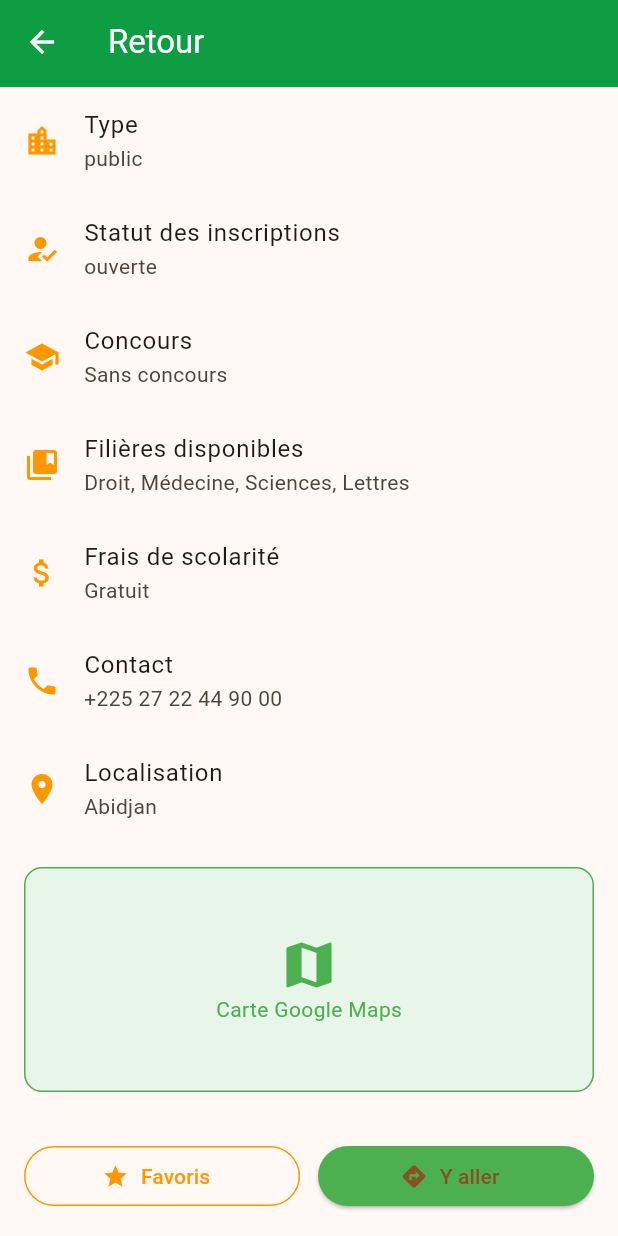
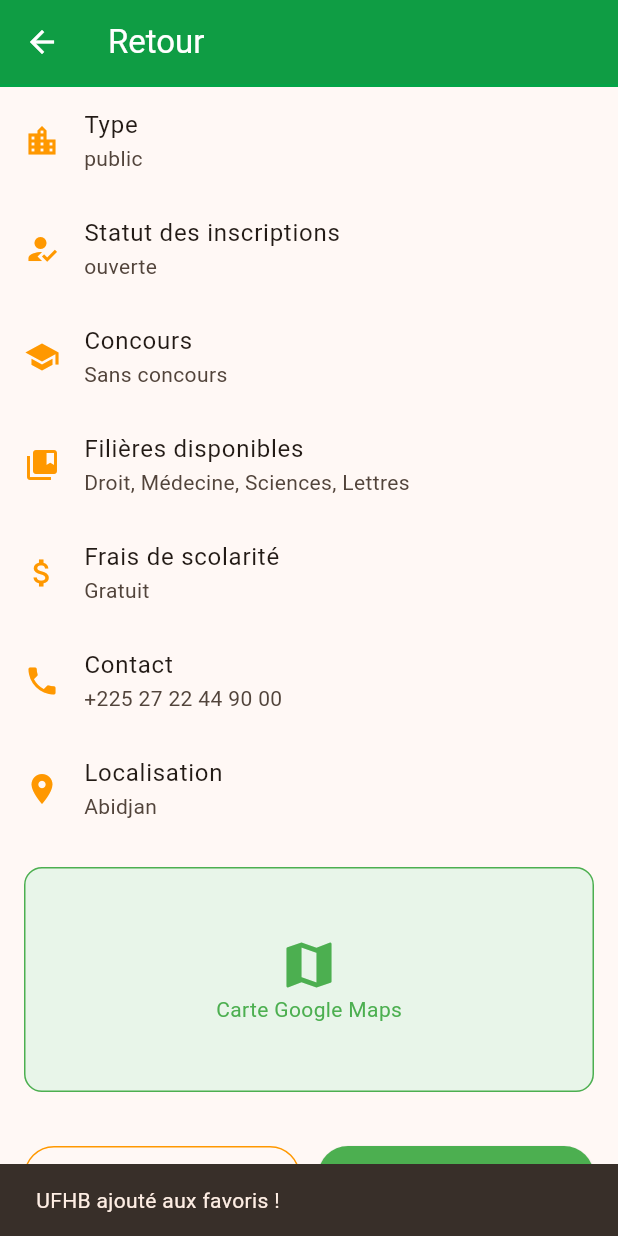
Before and after one commit to itsketii/sov_ci, a Flutter app: the FicheEtablissement screen opened directly with sample values from the repository, scrolled down 112 dp, after a tap on "Favoris", on a phone screen of 412 x 824 dp. Run offline on Flutter 3.47's test engine with Material 3 defaults, Android fonts, the phone set to English and light mode, and no system bars; our stand-ins replace sqflite; accounts and stored records are empty.

```diff
--- /dev/null
+++ b/devtools_options.yaml
@@ -0,0 +1,3 @@
+description: This file stores settings for Dart & Flutter DevTools.
+documentation: https://docs.flutter.dev/tools/devtools/extensions#configure-extension-enablement-states
+extensions:
--- a/lib/main.dart
+++ b/lib/main.dart
@@ -8,6 +8,9 @@ import 'views/page_09/page_09_view.dart';
 import 'views/page_10/page_10_view.dart';
 import 'views/page_11/page_11_view.dart';
 import 'views/page_12/page_12_view.dart';
+import 'screens/acceuil.dart';
+
+
 
 void main() {
   runApp(
@@ -35,7 +38,7 @@ class MyApp extends StatelessWidget {
         colorScheme: ColorScheme.fromSeed(seedColor: const Color(0xFFE67E22)),
         useMaterial3: true,
       ),
-      home: const Page09View(),
+      home: const Acceuil(),
     );
   }
 }
--- a/lib/screens/annuaire.dart
+++ b/lib/screens/annuaire.dart
@@ -37,6 +37,12 @@ class _AnnuaireState extends State<Annuaire> {
       return true;
     }).toList();
     return Scaffold(
+      appBar: AppBar(
+        backgroundColor: const Color(0xFFF88500),
+        foregroundColor: Colors.white,
+        elevation: 0,
+        title: const Text("Annuaire"),
+      ),
       body: Column(
         children: [
           Container(
--- a/lib/screens/fiche_etablissement.dart
+++ b/lib/screens/fiche_etablissement.dart
@@ -1,5 +1,10 @@
 import 'package:flutter/material.dart';
+import 'package:url_launcher/url_launcher.dart';
 import '../models/etablissement.dart';
+import '../services/database_service.dart';
+import '../models/orientation_models.dart';
+
+
 
 class FicheEtablissement extends StatelessWidget {
   final Etablissement etablissement;
@@ -46,9 +51,47 @@ class FicheEtablissement extends StatelessWidget {
               padding: const EdgeInsets.all(16),
               child: Row(
                 children: [
-                  Expanded(child: OutlinedButton.icon(onPressed: () {}, icon: const Icon(Icons.star, color: Colors.orange), label: const Text("Favoris", style: TextStyle(color: Colors.orange)), style: OutlinedButton.styleFrom(side: const BorderSide(color: Colors.orange)))),
+                  Expanded(child:
+                  OutlinedButton.icon(
+                      onPressed: () async {
+                        final dbService = DatabaseService();
+                        final messenger = ScaffoldMessenger.of(context);
+                        await dbService.addFavorite(
+                          Establishment(
+                            id: etablissement.nom,
+                            name: etablissement.nom,
+                            type: etablissement.type.name,
+                            location: etablissement.ville,
+                            fees: etablissement.fraisScolarite,
+                            field: etablissement.filieres,
+                            totalFields: 1,
+                            reputation: 4,
+                            insertionRate: "N/A",
+                          ),
+                        );
+                        messenger.showSnackBar(
+                          SnackBar(content: Text("${etablissement.nom} ajouté aux favoris !")),
+                        );
+                      },                      icon:
+                        const Icon(Icons.star,
+                            color: Colors.orange),
+                      label:
+                        const Text("Favoris",
+                            style: TextStyle(color: Colors.orange)),
+                      style:
+                        OutlinedButton.styleFrom(side: const BorderSide(color: Colors.orange)))),
                   const SizedBox(width: 12),
-                  Expanded(child: ElevatedButton.icon(onPressed: () {}, icon: const Icon(Icons.directions), label: const Text("Y aller"), style: ElevatedButton.styleFrom(backgroundColor: Colors.green))),
+                  Expanded(child:
+                    ElevatedButton.icon(
+                        onPressed: () async {
+                          final url = Uri.parse(
+                              "https://www.google.com/maps/search/?api=1&query=${etablissement.latitude},${etablissement.longitude}"
+                          );
+                          await launchUrl(url, mode: LaunchMode.externalApplication);
+                        },
+                        icon: const Icon(Icons.directions),
+                        label: const Text("Y aller"),
+                        style: ElevatedButton.styleFrom(backgroundColor: Colors.green))),
                 ],
               ),
             ),
--- a/pubspec.yaml
+++ b/pubspec.yaml
@@ -13,6 +13,7 @@ dependencies:
   provider: ^6.1.1
   sqflite: ^2.3.0
   path: ^1.9.0
+  url_launcher: ^6.2.5
 
 dev_dependencies:
   flutter_test:
```
Also changed, not shown: lib/screens/acceuil.dart (+57 -8 lines), pubspec.lock, 5 other files.
